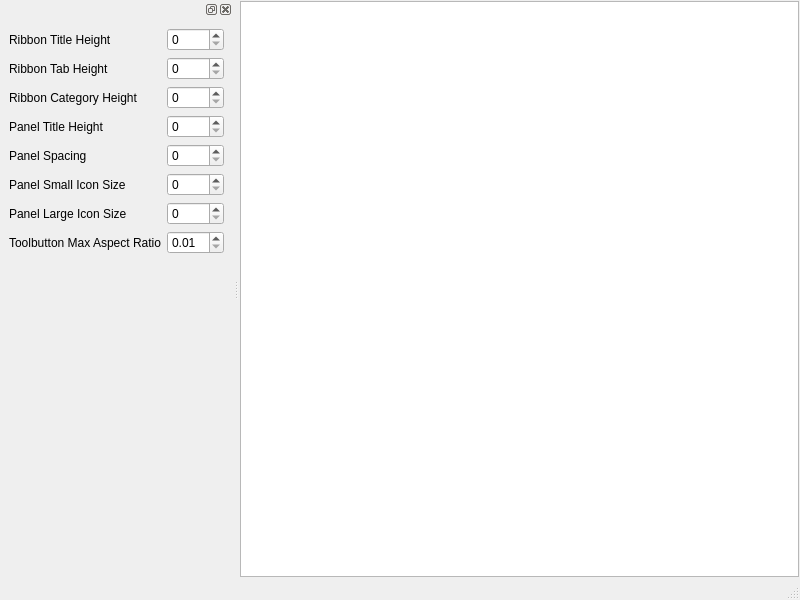
Before: the Qt Designer form example/MainWindowExample/mainwindow.ui in SammyEnigma/SARibbon, drawn with Qt 5.
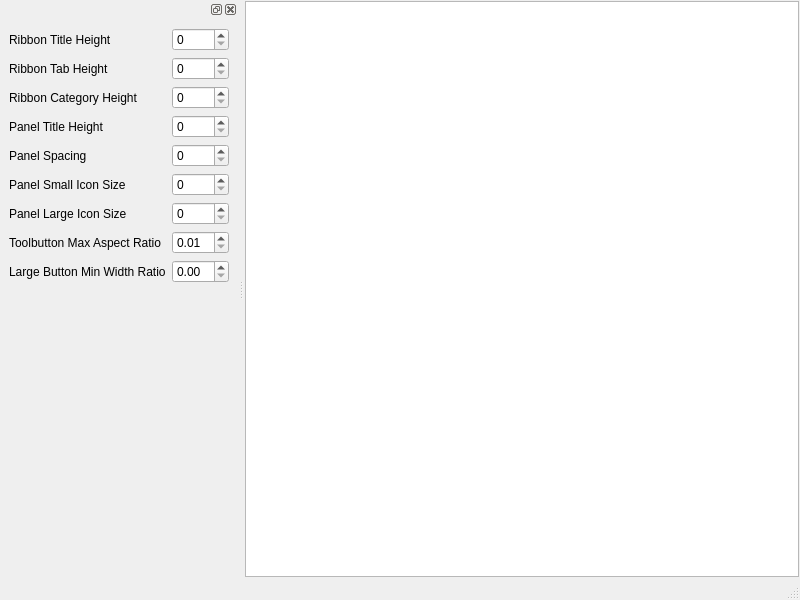
After: the same form once the commit is applied.

Commit message: 新增：大按钮最小宽度比例接口 setLargeButtonMinimumWidthRatio，支持紧凑按钮布局

The edit to the form file:
```diff
--- a/example/MainWindowExample/mainwindow.ui
+++ b/example/MainWindowExample/mainwindow.ui
@@ -128,6 +128,29 @@
       <widget class="QSpinBox" name="spinBoxPanelSpacing"/>
      </item>
      <item row="8" column="0">
+      <widget class="QLabel" name="label_9">
+       <property name="text">
+        <string>Large Button Min Width Ratio</string>
+       </property>
+       <property name="toolTip">
+        <string>Minimum width of large buttons = button height * ratio. Lower it to make short-text buttons compact; 0 means the icon width is the lower bound</string>
+       </property>
+      </widget>
+     </item>
+     <item row="8" column="1">
+      <widget class="QDoubleSpinBox" name="doubleSpinBoxLargeButtonMinimumWidthRatio">
+       <property name="minimum">
+        <double>0.000000000000000</double>
+       </property>
+       <property name="maximum">
+        <double>10.000000000000000</double>
+       </property>
+       <property name="singleStep">
+        <double>0.050000000000000</double>
+       </property>
+      </widget>
+     </item>
+     <item row="9" column="0">
       <spacer name="verticalSpacer">
        <property name="orientation">
         <enum>Qt::Vertical</enum>
```
Left out of the diff: 26 changed lines with no effect on the pictures. The commit also changes 20 other files.
